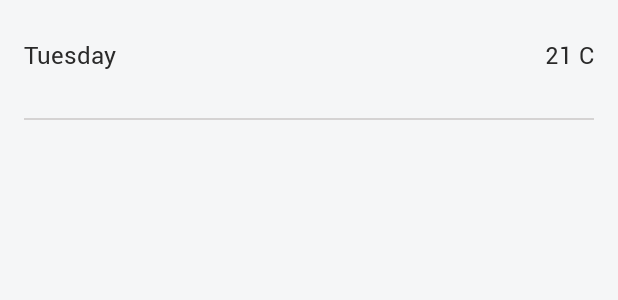
After one commit to anugotta/WeatherApp, an Android app: the layout rv_item_forecast.xml on its own in the app's theme, with its tools: preview values and no code run, on a phone screen of 412 x 824 dp. The commit adds this screen. Shown: the top 300 px of the screen. Run offline under Robolectric (Android 15) with nearby library versions, the phone set to English and light mode, and no system bars.

Commit message:
Added Views, Layouts, fonts and RecyclerView Adapter
Signed-off-by: Anu S Pillai <anugotta@gmail.com>

```diff
--- a/app/build.gradle
+++ b/app/build.gradle
@@ -38,6 +38,9 @@ dependencies {
     androidTestImplementation 'androidx.test:runner:1.2.0'
     androidTestImplementation 'androidx.test.espresso:espresso-core:3.2.0'
 
+    // Recyclerview
+    implementation 'androidx.recyclerview:recyclerview:1.0.0'
+
     // Constraint Layout
     implementation 'androidx.constraintlayout:constraintlayout:1.1.3'
 
--- a/app/src/main/java/com/asp/weatherapp/features/temperature/network/Info.kt
+++ b/app/src/main/java/com/asp/weatherapp/features/temperature/network/Info.kt
@@ -23,7 +23,7 @@ data class Info(
             @SerializedName("day") val day: Day? = Day()
         ) {
             data class Day(
-                @SerializedName("avgtemp_c") val name: String? = ""
+                @SerializedName("avgtemp_c") val avgtemp_c: String? = ""
             )
         }
     }
--- a/app/src/main/java/com/asp/weatherapp/features/temperature/view/MainViewModel.kt
+++ b/app/src/main/java/com/asp/weatherapp/features/temperature/view/MainViewModel.kt
@@ -1,6 +1,5 @@
 package com.asp.weatherapp.features.temperature.view
 
-import android.util.Log
 import androidx.lifecycle.LiveData
 import androidx.lifecycle.MutableLiveData
 import androidx.lifecycle.ViewModel
@@ -32,9 +31,7 @@ class MainViewModel @Inject constructor(var infoRepo: WeatherRepo) : ViewModel()
             infoRepo.getInfo()
                 .subscribe(
                     {
-
                         _infoLD.value = it
-
                         _viewState.value?.let {
                             val newState =
                                 this.viewState.value?.copy(isLoading = false, isError = false, showData = true)
@@ -42,7 +39,6 @@ class MainViewModel @Inject constructor(var infoRepo: WeatherRepo) : ViewModel()
                         }
                     },
                     {
-                        Log.e("XXXXBB",it.message)
                         _viewState.value = viewState.value?.copy(isLoading = false, isError = true, showData = false)
                     }
                 )
--- /dev/null
+++ b/app/src/main/res/layout/rv_item_forecast.xml
@@ -0,0 +1,50 @@
+<?xml version="1.0" encoding="utf-8"?>
+<androidx.constraintlayout.widget.ConstraintLayout
+        xmlns:android="http://schemas.android.com/apk/res/android"
+        xmlns:tools="http://schemas.android.com/tools"
+        xmlns:app="http://schemas.android.com/apk/res-auto"
+        android:layout_width="match_parent"
+        android:layout_height="@dimen/margin_80">
+
+    <TextView
+            android:id="@+id/tvDayTitle"
+            android:layout_width="wrap_content"
+            android:layout_height="wrap_content"
+            tools:text="Tuesday"
+            android:fontFamily="@font/roboto_regular"
+            android:textSize="@dimen/text_16"
+            android:textColor="@color/mainTextColor"
+            app:layout_constraintLeft_toLeftOf="parent"
+            app:layout_constraintTop_toTopOf="parent"
+            android:layout_marginBottom="8dp"
+            app:layout_constraintBottom_toBottomOf="parent" android:layout_marginLeft="16dp"/>
+
+    <TextView
+            android:id="@+id/tvTemperature"
+            android:layout_width="wrap_content"
+            android:layout_height="wrap_content"
+            tools:text="21 C"
+            android:fontFamily="@font/roboto_regular"
+            android:textSize="@dimen/text_16"
+            android:textColor="@color/mainTextColor"
+            app:layout_constraintTop_toTopOf="parent"
+            android:layout_marginBottom="8dp"
+            app:layout_constraintBottom_toBottomOf="parent"
+            android:layout_marginEnd="16dp"
+            app:layout_constraintEnd_toEndOf="parent"
+            android:layout_marginRight="16dp"/>
+
+
+    <View android:layout_width="match_parent"
+          android:layout_height="1dp"
+          android:background="@color/light_grey"
+          app:layout_constraintBottom_toBottomOf="parent"
+          app:layout_constraintStart_toStartOf="parent"
+          android:layout_marginLeft="16dp"
+          android:layout_marginStart="16dp"
+          app:layout_constraintEnd_toEndOf="parent"
+          android:layout_marginRight="16dp"
+          android:layout_marginEnd="16dp"/>
+
+
+</androidx.constraintlayout.widget.ConstraintLayout>
--- a/app/src/main/res/values/colors.xml
+++ b/app/src/main/res/values/colors.xml
@@ -3,4 +3,8 @@
     <color name="colorPrimary">#008577</color>
     <color name="colorPrimaryDark">#00574B</color>
     <color name="colorAccent">#D81B60</color>
+
+    <color name="appBackGround">#F5F6F7</color>
+    <color name="mainTextColor">#2a2a2a</color>
+    <color name="light_grey">#D5D3D3</color>
 </resources>
--- /dev/null
+++ b/app/src/main/res/values/dimens.xml
@@ -0,0 +1,8 @@
+<?xml version="1.0" encoding="utf-8"?>
+<resources>
+    <dimen name="text_96">96sp</dimen>
+    <dimen name="text_16">16sp</dimen>
+    <dimen name="margin_16">16dp</dimen>
+    <dimen name="margin_96">96dp</dimen>
+    <dimen name="margin_80">80dp</dimen>
+</resources>
--- a/app/src/main/res/values/styles.xml
+++ b/app/src/main/res/values/styles.xml
@@ -6,6 +6,7 @@
         <item name="colorPrimary">@color/colorPrimary</item>
         <item name="colorPrimaryDark">@color/colorPrimaryDark</item>
         <item name="colorAccent">@color/colorAccent</item>
+        <item name="android:windowBackground">@color/appBackGround</item>
     </style>
 
 </resources>
```
Also changed, not shown: app/src/main/java/com/asp/weatherapp/features/temperature/view/MainActivity.kt (+27 -2 lines), app/src/main/java/com/asp/weatherapp/features/temperature/view/adapter/ForecastAdapter.kt (added, +47 -0 lines), app/src/main/java/com/asp/weatherapp/utils/ViewHelpers.kt (added, +28 -0 lines), app/src/main/res/layout/activity_main.xml (+36 -3 lines), app/src/main/res/font/roboto_black.ttf (added), app/src/main/res/font/roboto_regular.ttf (added), app/src/main/res/font/roboto_thin.ttf (added).
